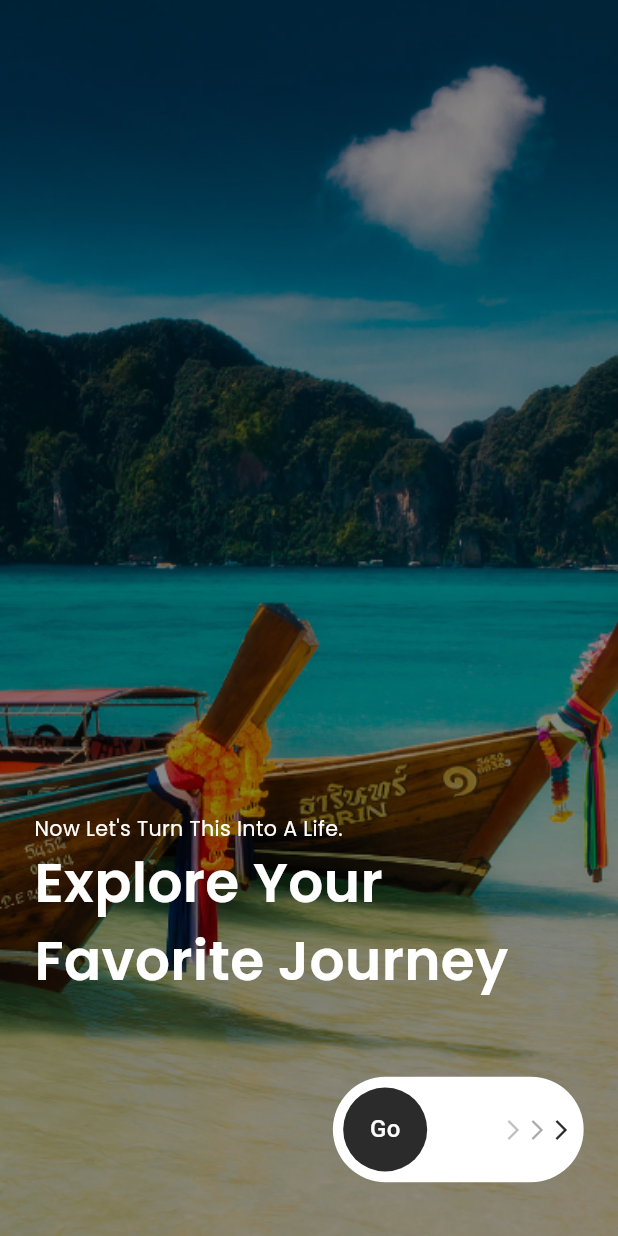
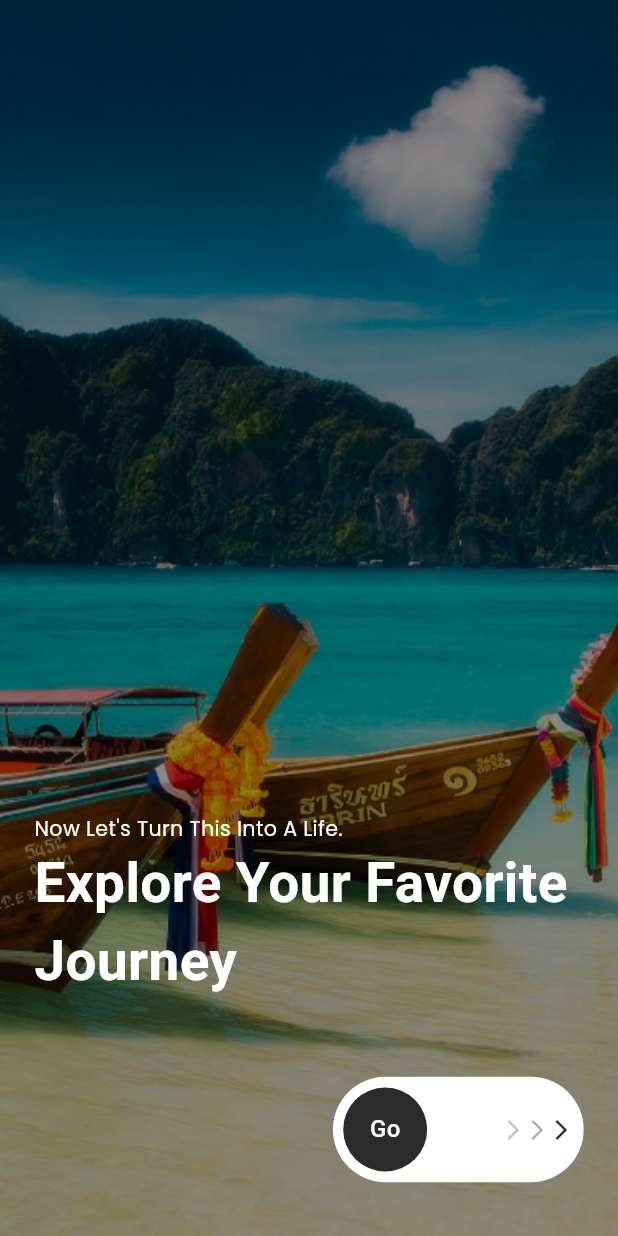
Before and after one commit to ShahzainAhmed/Travel_Modern_App, a Flutter app: the screen it shows after launch, on a phone screen of 412 x 824 dp. Run offline on Flutter 3.47's test engine with Material 3 defaults, Android fonts, the phone set to English and light mode, and no system bars; drawn by our look-alikes of animated_text_kit, bounce; our stand-ins replace animate_do, blurrycontainer, flutter_screenutil, get, google_fonts.

```diff
--- a/lib/view/splash/splash_screen.dart
+++ b/lib/view/splash/splash_screen.dart
@@ -51,7 +51,7 @@ class SplashScreen extends StatelessWidget {
                       TyperAnimatedText(
                         "Explore Your Favorite Journey",
                         speed: const Duration(milliseconds: 100),
-                        textStyle: GoogleFonts.poppins(
+                        textStyle: TextStyle(
                           fontSize: 32.sp,
                           fontWeight: FontWeight.w600,
                           color: AppColors.kWhiteColor,
```
Also changed, not shown: lib/main.dart (+0 -10 lines), 1 other file.
